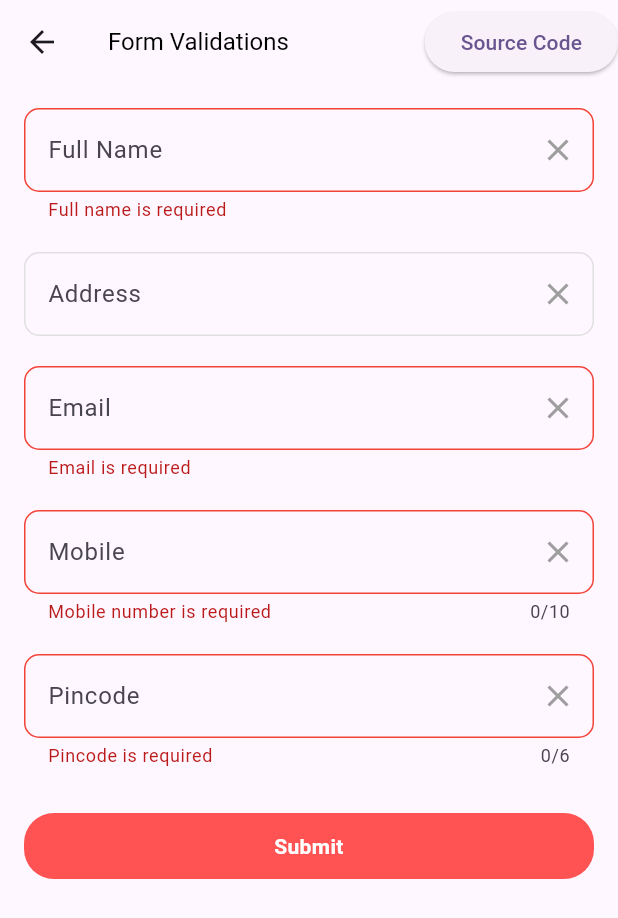
After one commit to AniketGodambe/flutter_feature_all_in_one, a Flutter app: the FormValidationScreen screen opened directly, after a tap on "Submit", on a phone screen of 412 x 824 dp. The commit adds this screen. Shown: the top 918 px of the screen. Run offline on Flutter 3.47's test engine with Material 3 defaults, Android fonts, the phone set to English and light mode, and no system bars; our stand-ins replace cached_network_image, flutter_map, geocoding, geolocator, image_picker, latlong2 and 3 more; missing offline and left inert: fast_contacts, flutter_map_location_marker, syntax_highlight.

Commit message:
toggle button and form validations added

```diff
--- /dev/null
+++ b/lib/features/form_validation/form_validation_screen.dart
@@ -0,0 +1,216 @@
+import 'dart:convert';
+
+import 'package:flutter/material.dart';
+import 'package:flutter_feature_all_in_one/view_source_code.dart';
+
+class FormValidationScreen extends StatefulWidget {
+  const FormValidationScreen({super.key});
+
+  @override
+  State<FormValidationScreen> createState() => _FormValidationScreenState();
+}
+
+class _FormValidationScreenState extends State<FormValidationScreen> {
+  TextEditingController fullNameCTR = TextEditingController();
+  TextEditingController addressCTR = TextEditingController();
+  TextEditingController emailCTR = TextEditingController();
+  TextEditingController mobileCTR = TextEditingController();
+  TextEditingController pincodeCTR = TextEditingController();
+
+  var formKey = GlobalKey<FormState>();
+
+  @override
+  Widget build(BuildContext context) {
+    return Scaffold(
+      appBar: AppBar(
+        title: Text("Form Validations"),
+        actions: [
+          ElevatedButton(
+            onPressed: () {
+              String filePath =
+                  'lib/features/form_validation/form_validation_screen.dart';
+              Navigator.push(
+                context,
+                MaterialPageRoute(
+                  builder: (context) => SourceCodeView(filePath: filePath),
+                ),
+              );
+            },
+            child: Text('Source Code'),
+          ),
+        ],
+      ),
+      body: SingleChildScrollView(
+        padding: EdgeInsets.all(16),
+        child: Form(
+          key: formKey,
+          child: Column(
+            crossAxisAlignment: CrossAxisAlignment.start,
+            children: [
+              _customTextField(
+                textController: fullNameCTR,
+                hintText: "Full Name",
+                validator: (value) {
+                  if (value!.isEmpty) {
+                    return "Full name is required";
+                  }
+                  return null;
+                },
+              ),
+              const SizedBox(height: 20),
+              _customTextField(
+                hintText: "Address",
+                textController: addressCTR,
+                keyBoardType: TextInputType.streetAddress,
+              ),
+              const SizedBox(height: 20),
+
+              _customTextField(
+                hintText: "Email",
+                textController: emailCTR,
+                keyBoardType: TextInputType.emailAddress,
+                validator: (value) {
+                  if (value!.isEmpty) {
+                    return "Email is required";
+                  }
+                  // Simple email regex validation
+                  String pattern = r'^[\w-\.]+@([\w-]+\.)+[\w-]{2,4}$';
+                  RegExp regex = RegExp(pattern);
+                  if (!regex.hasMatch(value)) {
+                    return "Enter a valid email";
+                  }
+                  return null;
+                },
+              ),
+              const SizedBox(height: 20),
+              _customTextField(
+                hintText: "Mobile",
+                textController: mobileCTR,
+                keyBoardType: TextInputType.phone,
+                maxLength: 10,
+                validator: (value) {
+                  if (value!.isEmpty) {
+                    return "Mobile number is required";
+                  }
+                  // Check if mobile is 10 digits
+                  String pattern = r'^\d{10}$';
+                  RegExp regex = RegExp(pattern);
+                  if (!regex.hasMatch(value)) {
+                    return "Enter a valid 10-digit mobile number";
+                  }
+                  return null;
+                },
+              ),
+              const SizedBox(height: 20),
+              _customTextField(
+                hintText: "Pincode",
+                textController: pincodeCTR,
+                keyBoardType: TextInputType.phone,
+                maxLength: 6,
+                validator: (value) {
+                  if (value!.isEmpty) {
+                    return "Pincode is required";
+                  }
+                  // Check if pincode is 6 digits
+                  String pattern = r'^\d{6}$';
+                  RegExp regex = RegExp(pattern);
+                  if (!regex.hasMatch(value)) {
+                    return "Enter a valid 6-digit pincode";
+                  }
+                  return null;
+                },
+              ),
+
+              const SizedBox(height: 30),
+
+              InkWell(
+                borderRadius: BorderRadius.circular(20),
+                splashColor: Colors.white,
+                onTap: () {
+                  var payload = {
+                    "full_name": fullNameCTR.text.trim(),
+                    "address": addressCTR.text.trim(),
+                    "email": emailCTR.text.trim(),
+                    "mobile": mobileCTR.text.trim(),
+                    "pincode": pincodeCTR.text.trim(),
+                  };
+                  if (formKey.currentState!.validate()) {
+                    print("Form Validated. Procced for action");
+
+                    print(jsonEncode(payload));
+                  } else {
+                    print(jsonEncode(payload));
+                    print("InValid. Fail");
+                  }
+                },
+                child: AnimatedContainer(
+                  duration: Duration(milliseconds: 300),
+                  padding: EdgeInsets.symmetric(horizontal: 16, vertical: 12),
+                  decoration: BoxDecoration(
+                    color: Colors.redAccent,
+                    borderRadius: BorderRadius.circular(20),
+                  ),
+                  child: Center(
+                    child: Text(
+                      "Submit",
+                      textAlign: TextAlign.center,
+                      style: TextStyle(
+                        color: Colors.white,
+                        fontWeight: FontWeight.bold,
+                      ),
+                    ),
+                  ),
+                ),
+              ),
+            ],
+          ),
+        ),
+      ),
+    );
+  }
+
+  TextFormField _customTextField({
+    required TextEditingController textController,
+    hintText,
+    TextInputType keyBoardType = TextInputType.text,
+    String? Function(String?)? validator,
+    int? maxLength,
+  }) {
+    return TextFormField(
+      controller: textController,
+      keyboardType: keyBoardType,
+      validator: validator,
+      maxLength: maxLength,
+      decoration: InputDecoration(
+        hintText: hintText,
+        suffixIcon: InkWell(
+          onTap: () {
+            textController.clear();
+            setState(() {});
+          },
+          child: Icon(Icons.close, color: Colors.grey),
+        ),
+        disabledBorder: OutlineInputBorder(
+          borderRadius: BorderRadius.circular(10),
+          borderSide: BorderSide(color: Colors.grey.shade300),
+        ),
+        enabledBorder: OutlineInputBorder(
+          borderRadius: BorderRadius.circular(10),
+          borderSide: BorderSide(color: Colors.grey.shade300),
+        ),
+        border: OutlineInputBorder(
+          borderRadius: BorderRadius.circular(10),
+          borderSide: BorderSide(color: Colors.grey.shade300),
+        ),
+        focusedBorder: OutlineInputBorder(
+          borderRadius: BorderRadius.circular(10),
+          borderSide: BorderSide(color: Colors.grey.shade300),
+        ),
+        errorBorder: OutlineInputBorder(
+          borderRadius: BorderRadius.circular(10),
+          borderSide: BorderSide(color: Colors.red),
+        ),
+      ),
+    );
+  }
+}
--- a/lib/features/open_street_maps/open_street_map_screen.dart
+++ b/lib/features/open_street_maps/open_street_map_screen.dart
@@ -264,7 +264,7 @@ class _OpenStreetMapScreenState extends State<OpenStreetMapScreen> {
           ElevatedButton(
             onPressed: () {
               String filePath =
-                  ' lib/features/open_street_maps/open_street_map_screen.dart';
+                  'lib/features/open_street_maps/open_street_map_screen.dart';
               Navigator.push(
                 context,
                 MaterialPageRoute(
--- a/pubspec.yaml
+++ b/pubspec.yaml
@@ -83,6 +83,8 @@ flutter:
     - lib/features/select_image/
     - lib/features/biometric/
     - lib/features/open_street_maps/
+    - lib/features/toggle_buttons/
+    - lib/features/form_validation/
   #   - images/a_dot_ham.jpeg
 
   # An image asset can refer to one or more resolution-specific "variants", see
```
Also changed, not shown: lib/features/toggle_buttons/toggle_buttons_screen.dart (added, +163 -0 lines), lib/home_screen.dart (+6 -2 lines).
